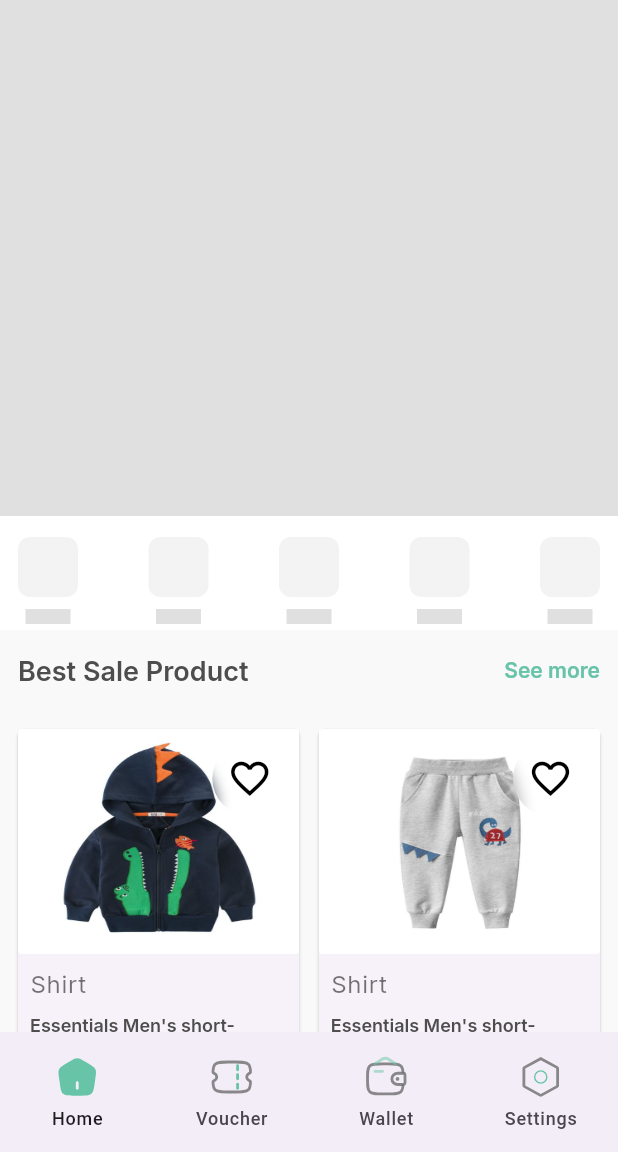
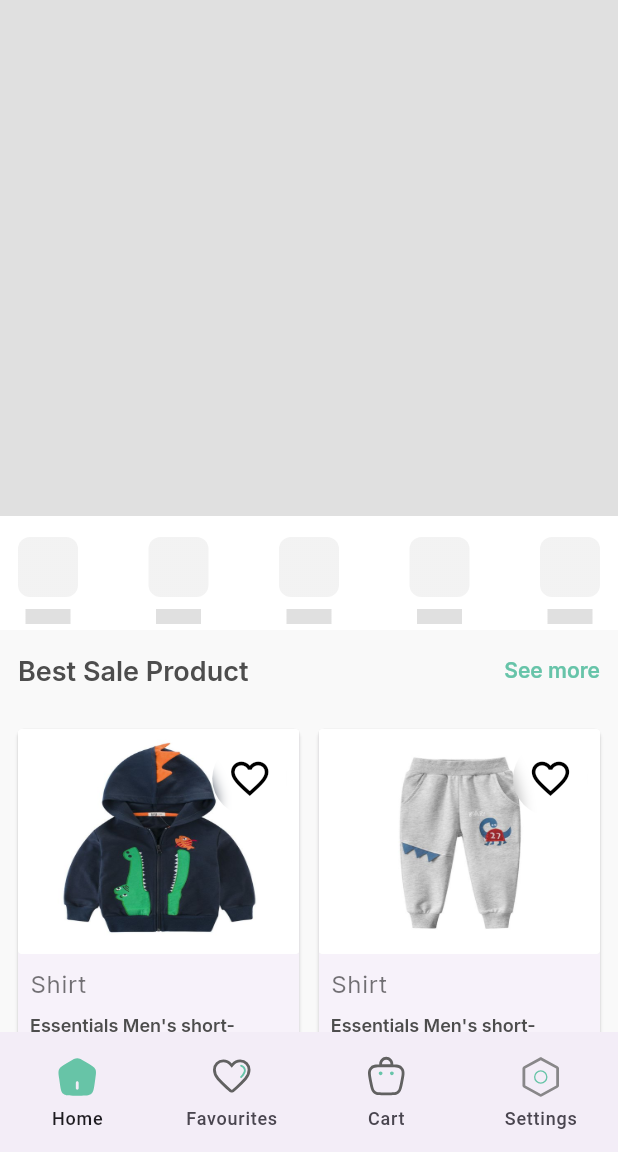
Before and after one commit to onyicodes/mobmart, a Flutter app: the screen it shows after launch, on a phone screen of 412 x 824 dp, the part 84-1236 px from its top. Run offline on Flutter 3.47's test engine with Material 3 defaults, Android fonts, the phone set to English and light mode, and no system bars; drawn by our look-alikes of shimmer; our stand-ins replace dartz, dropdown_button2, easy_localization, equatable, flutter_animate, flutter_carousel_widget and 7 more; missing offline and left inert: number_paginator.

Commit message:
update: modified bottom navs

```diff
--- a/assets/translations/en.json
+++ b/assets/translations/en.json
@@ -4,6 +4,8 @@
         "home":"Home",
         "voucher":"Voucher",
         "wallet": "Wallet",
+        "cart": "Cart",
+        "favourites": "Favourites",
         "settings": "Settings"
     }
 
--- a/lib/app/features/landing/presentation/pages/landing_page.dart
+++ b/lib/app/features/landing/presentation/pages/landing_page.dart
@@ -26,8 +26,8 @@ class LandingPage extends GetView<LandingController> {
   }
   final List<Widget> pages = const [
     Home(),
-    Text("Voucher"),
-    Text("Wallet"),
+    Text("Favourites"),
+     Text("Cart"),
     Text("Settings")
   ];
 
@@ -76,31 +76,31 @@ class LandingPage extends GetView<LandingController> {
                             ),
                             label: LocaleKeys.navBar_home.tr(),
                           ),
-                          NavigationDestination(
-                            selectedIcon: SvgPicture.asset(
-                              AssetsConstants.navbarSelectedVoucher,
-                                height: 30,
-                              width:30,
-                            ),
-                            icon: SvgPicture.asset(
-                              AssetsConstants.navbarUnselectedVoucher,
-                                height: 30,
-                              width:30,
-                            ),
-                            label: LocaleKeys.navBar_voucher.tr(),
-                          ),
+
                           NavigationDestination(
                               icon: SvgPicture.asset(
-                                AssetsConstants.navbarUnselectWallet,
+                                AssetsConstants.navbarUnselectedFavouriteIcon,
                                   height: 30,
                               width:30,
                               ),
                               selectedIcon: SvgPicture.asset(
-                                AssetsConstants.navbarSelectWallet,
+                                AssetsConstants.navbarSelectedFavourite,
                                   height: 30,
                               width:30,
                               ),
-                              label: LocaleKeys.navBar_wallet.tr()),
+                              label: LocaleKeys.navBar_favourites.tr()),
+                          NavigationDestination(
+                              icon: SvgPicture.asset(
+                                AssetsConstants.navbarUnselectedCart,
+                                  height: 30,
+                              width:30,
+                              ),
+                              selectedIcon: SvgPicture.asset(
+                                AssetsConstants.navbarSelectedCart,
+                                  height: 30,
+                              width:30,
+                              ),
+                              label: LocaleKeys.navBar_cart.tr()),
                           NavigationDestination(
                               icon: SvgPicture.asset(
                                 AssetsConstants.navbarUnselectedSettings,
@@ -141,34 +141,36 @@ class LandingPage extends GetView<LandingController> {
                                 style: primaryTextTheme.headlineSmall,
                               ),
                             ),
+
+
                             NavigationRailDestination(
-                                selectedIcon: SvgPicture.asset(
-                                  AssetsConstants.navbarSelectedVoucher,
+                                icon: SvgPicture.asset(
+                                  AssetsConstants.navbarUnselectedFavouriteIcon,
                                    height: 30,
                               width:30,
                                 ),
-                                icon: SvgPicture.asset(
-                                  AssetsConstants.navbarUnselectedVoucher,
+                                selectedIcon: SvgPicture.asset(
+                                  AssetsConstants.navbarSelectedFavourite,
                                    height: 30,
                               width:30,
                                 ),
                                 label: Text(
-                                  LocaleKeys.navBar_voucher.tr(),
+                                  LocaleKeys.navBar_favourites.tr(),
                                   style: primaryTextTheme.headlineSmall,
                                 )),
-                            NavigationRailDestination(
+                             NavigationRailDestination(
                                 icon: SvgPicture.asset(
-                                  AssetsConstants.navbarUnselectWallet,
+                                  AssetsConstants.navbarUnselectedCart,
                                    height: 30,
                               width:30,
                                 ),
                                 selectedIcon: SvgPicture.asset(
-                                  AssetsConstants.navbarSelectWallet,
+                                  AssetsConstants.navbarSelectedCart,
                                    height: 30,
                               width:30,
                                 ),
                                 label: Text(
-                                  LocaleKeys.navBar_wallet.tr(),
+                                  LocaleKeys.navBar_cart.tr(),
                                   style: primaryTextTheme.headlineSmall,
                                 )),
                             NavigationRailDestination(
--- a/lib/core/constants/assets_constants.dart
+++ b/lib/core/constants/assets_constants.dart
@@ -8,6 +8,10 @@ class AssetsConstants {
   static const String navbarUnselectedHome = 'assets/svg/nav_bar/unselected/home_icon.svg';
   static const String navbarUnselectedVoucher = 'assets/svg/nav_bar/unselected/voucher_icon.svg';
   static const String navbarUnselectedSettings = 'assets/svg/nav_bar/unselected/settings_icon.svg';
+  static const String navbarSelectedCart = 'assets/svg/nav_bar/selected/cart_icon.svg';
+  static const String navbarUnselectedCart = 'assets/svg/nav_bar/unselected/cart_icon.svg';
+  static const String navbarSelectedFavourite = 'assets/svg/nav_bar/selected/favourite_icon.svg';
+  static const String navbarUnselectedFavouriteIcon = 'assets/svg/nav_bar/unselected/favourite_icon.svg';
   static const String navbarUnselectWallet = 'assets/svg/nav_bar/unselected/wallet_icon.svg';
   static const String actionCartIcon = 'assets/svg/icons/cart_icon.svg';
   static const String actionSearchIcon = 'assets/svg/icons/search_icon.svg';
```
Also changed, not shown: assets/svg/nav_bar/selected/cart_icon.svg (added), assets/svg/nav_bar/selected/favourite_icon.svg (added), assets/svg/nav_bar/unselected/cart_icon.svg (added), assets/svg/nav_bar/unselected/favourite_icon.svg (added), lib/generated/codegen_loader.g.dart, lib/generated/locale_keys.g.dart, 4 other files.
